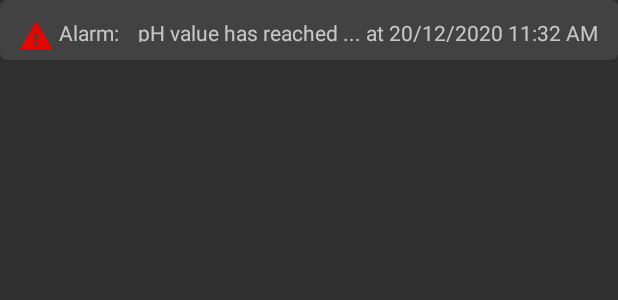
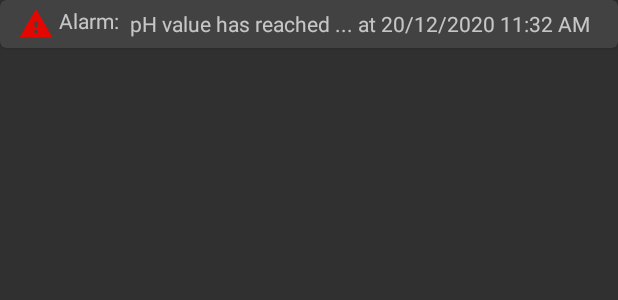
Before and after one commit to AndresRCA/Water-Monitoring-App, an Android app: the layout report_item.xml on its own in the app's theme, with its tools: preview values and no code run, on a phone screen of 412 x 824 dp. Shown: the top 300 px of the screen. Run offline under Robolectric (Android 15) with nearby library versions, the phone set to English and light mode, and no system bars.

```diff
--- a/app/src/main/res/layout/report_item.xml
+++ b/app/src/main/res/layout/report_item.xml
@@ -4,9 +4,35 @@
     xmlns:tools="http://schemas.android.com/tools"
     android:layout_width="match_parent"
     android:layout_height="wrap_content"
+    android:layout_marginBottom="10dp"
     app:cardCornerRadius="4dp">
 
-    <androidx.constraintlayout.widget.ConstraintLayout
+    <LinearLayout
+        android:layout_width="match_parent"
+        android:layout_height="wrap_content"
+        android:orientation="horizontal"
+        android:padding="4dp">
+
+        <TextView
+            android:id="@+id/alarm"
+            android:layout_width="wrap_content"
+            android:layout_height="wrap_content"
+            android:layout_gravity="center_vertical"
+            android:layout_marginStart="8dp"
+            android:drawableStart="@drawable/alarm"
+            android:text=" Alarm: " />
+
+        <TextView
+            android:id="@+id/report_body"
+            android:layout_width="wrap_content"
+            android:layout_height="wrap_content"
+            android:layout_gravity="center_vertical"
+            android:layout_marginStart="4dp"
+            android:text="pH value has reached ... at 20/12/2020 11:32 AM" />
+
+    </LinearLayout>
+
+    <!--<androidx.constraintlayout.widget.ConstraintLayout
         android:id="@+id/relativeLayout"
         android:layout_width="match_parent"
         android:layout_height="match_parent"
@@ -40,6 +66,6 @@
             app:layout_constraintStart_toEndOf="@+id/alarm"
             app:layout_constraintTop_toTopOf="parent" />
 
-    </androidx.constraintlayout.widget.ConstraintLayout>
+    </androidx.constraintlayout.widget.ConstraintLayout>-->
 
 </androidx.cardview.widget.CardView>
```
Also changed, not shown: app/src/main/java/com/example/watermonitoring/ReportsActivity.java (+34 -4 lines), app/src/main/java/models/Report.java (+50 -1 lines).
